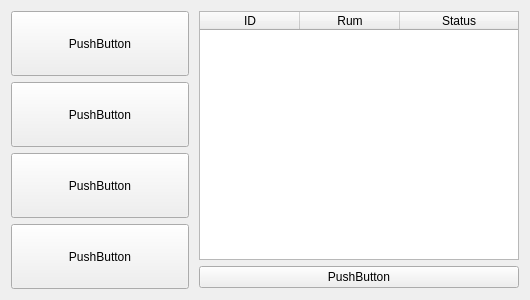
The window that HomeAutomation/HomeAutomation/mainmenu.ui (PRJ2GR15/Software-Design) describes before a commit, drawn with Qt 5.
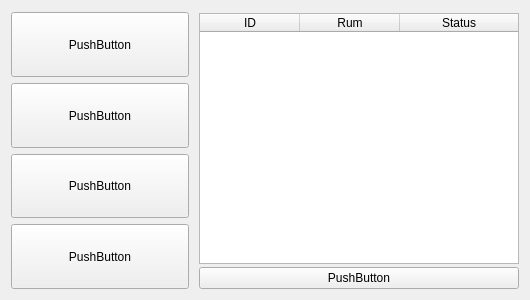
The same window after the commit.

What changed in the file:
```diff
--- a/HomeAutomation/HomeAutomation/mainmenu.ui
+++ b/HomeAutomation/HomeAutomation/mainmenu.ui
@@ -34,6 +34,9 @@
   <layout class="QHBoxLayout" name="horizontalLayout">
    <item>
     <layout class="QVBoxLayout" name="verticalLayout">
+     <property name="topMargin">
+      <number>1</number>
+     </property>
      <item>
       <widget class="QPushButton" name="pushButton_3">
        <property name="sizePolicy">
@@ -106,6 +109,9 @@
    </item>
    <item>
     <layout class="QVBoxLayout" name="verticalLayout_2">
+     <property name="topMargin">
+      <number>2</number>
+     </property>
      <item>
       <widget class="QTableWidget" name="unitTable">
        <property name="sizePolicy">
@@ -117,7 +123,7 @@
        <property name="minimumSize">
         <size>
          <width>320</width>
-         <height>249</height>
+         <height>251</height>
         </size>
        </property>
        <attribute name="horizontalHeaderCascadingSectionResizes">
```
